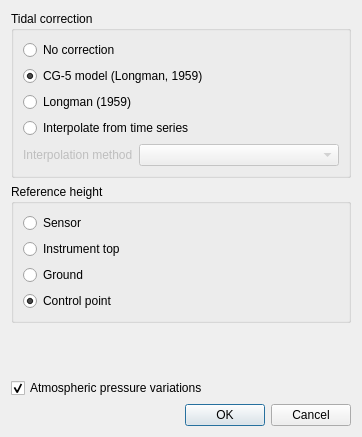
Before: the Qt Designer form gravtools/gui/dialog_corrections.ui in ahellers/GravTools, drawn with Qt 5.
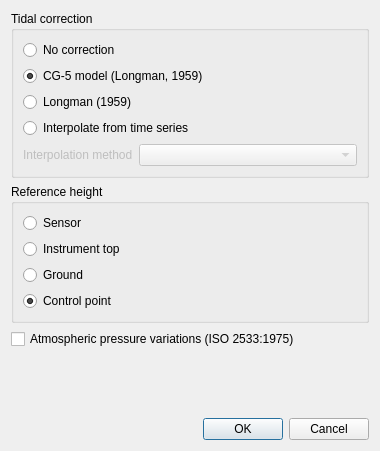
After: the same form once the commit is applied.

Commit message: Implemented atmospheric pressure correction based on ISO normal air pressure model and observed pressure values at sites. Incresed version to 0.2.3.

The edit to the form file:
```diff
--- a/gravtools/gui/dialog_corrections.ui
+++ b/gravtools/gui/dialog_corrections.ui
@@ -6,8 +6,8 @@
    <rect>
     <x>0</x>
     <y>0</y>
-    <width>362</width>
-    <height>437</height>
+    <width>380</width>
+    <height>451</height>
    </rect>
   </property>
   <property name="windowTitle">
@@ -185,6 +185,19 @@
        </layout>
       </widget>
      </item>
+     <item>
+      <widget class="QCheckBox" name="checkBox_corrections_atm_pressure">
+       <property name="toolTip">
+        <string>&lt;html&gt;&lt;head/&gt;&lt;body&gt;&lt;p&gt;Use measured pressure values provided in the input observation files to correct atmosperhic pressure variations. Be aware that this correction is only applied, if pressure measurements are provided along with the observaiton data. &lt;/p&gt;&lt;p&gt;The normal air pressure according to ISO 2533:1975 is used to calculate the corrections.&lt;/p&gt;&lt;/body&gt;&lt;/html&gt;</string>
+       </property>
+       <property name="text">
+        <string>Atmospheric pressure variations (ISO 2533:1975)</string>
+       </property>
+       <property name="checked">
+        <bool>false</bool>
+       </property>
+      </widget>
+     </item>
      <item>
       <spacer name="verticalSpacer">
        <property name="orientation">
@@ -198,19 +211,6 @@
        </property>
       </spacer>
      </item>
-     <item>
-      <widget class="QCheckBox" name="checkBox_corrections_atm_pressure">
-       <property name="toolTip">
-        <string>&lt;html&gt;&lt;head/&gt;&lt;body&gt;&lt;p&gt;Use measured pressure values provided in the input observation files to correct atmosperhic pressure variations. Be aware that this correction is only applied, if pressure measurements are provided along with the observaiton data.&lt;/p&gt;&lt;/body&gt;&lt;/html&gt;</string>
-       </property>
-       <property name="text">
-        <string>Atmospheric pressure variations</string>
-       </property>
-       <property name="checked">
-        <bool>true</bool>
-       </property>
-      </widget>
-     </item>
      <item>
       <widget class="QDialogButtonBox" name="buttonBox">
        <property name="toolTip">
```
The commit also changes 12 other files.
